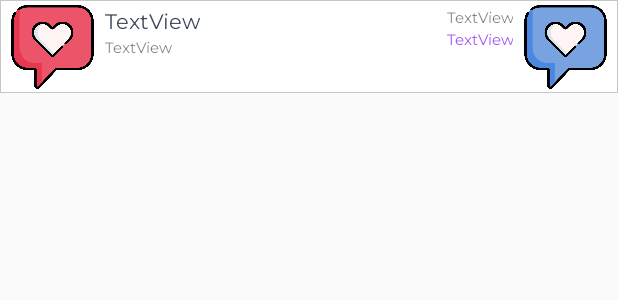
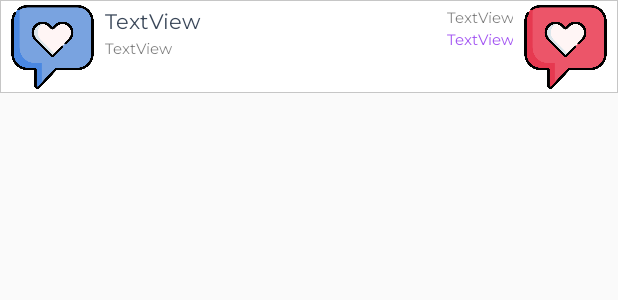
Before and after one commit to xxgift/ClassAttendance, an Android app: the layout list_post.xml on its own in the app's theme, with its tools: preview values and no code run, on a phone screen of 412 x 824 dp. Shown: the top 300 px of the screen. Run offline under Robolectric (Android 15) with nearby library versions, the phone set to English and light mode, and no system bars; Roboto replaces fonts that are not available here.

Commit message:
edit chatroom color

```diff
--- a/app/src/main/java/com/mahidol/classattendance/Adapter/ChatroomAdapter.kt
+++ b/app/src/main/java/com/mahidol/classattendance/Adapter/ChatroomAdapter.kt
@@ -30,14 +30,16 @@ class ChatroomAdapter(
         val icon1 = view.findViewById<ImageView>(R.id.user_ic1)
         val icon2 = view.findViewById<ImageView>(R.id.user_ic2)
         val time = view.findViewById<TextView>(R.id.timePost)
+        val bg = view.findViewById<ImageView>(R.id.post_bg)
         val post = postList[position]
 
         if (post.type == "Teacher") {
             icon2.setImageResource(R.mipmap.ic_teacheravatar)
-            icon1.visibility = View.INVISIBLE
+//            icon1.visibility = View.INVISIBLE
         } else {
-            icon2.visibility = View.INVISIBLE
+//            icon2.visibility = View.INVISIBLE
             icon1.setImageResource(R.mipmap.ic_studentavatar)
+            bg.setImageResource(R.drawable.rectanglegrey)
         }
 
         username.text = "${post.username}"
--- a/app/src/main/java/com/mahidol/classattendance/BodyActivity.kt
+++ b/app/src/main/java/com/mahidol/classattendance/BodyActivity.kt
@@ -29,7 +29,6 @@ import com.mahidol.classattendance.Fragments.*
 import com.mahidol.classattendance.Helper.HTTPHelper
 import com.mahidol.classattendance.Models.SearchModel
 import com.mahidol.classattendance.Models.User
-import com.mahidol.classattendance.Models.currenttype
 import com.mahidol.classattendance.Models.currentuser
 
 
--- a/app/src/main/res/layout/list_post.xml
+++ b/app/src/main/res/layout/list_post.xml
@@ -7,7 +7,7 @@
     android:layout_height="match_parent">
 
     <ImageView
-        android:id="@+id/imageView12"
+        android:id="@+id/post_bg"
         android:layout_width="412dp"
         android:layout_height="62dp"
         android:scaleType="fitXY"
@@ -24,7 +24,7 @@
         android:layout_marginTop="3dp"
         app:layout_constraintEnd_toEndOf="parent"
         app:layout_constraintTop_toTopOf="parent"
-        app:srcCompat="@mipmap/ic_studentlove" />
+        app:srcCompat="@mipmap/ic_teacherlove" />
 
     <ImageView
         android:id="@+id/user_ic2"
@@ -33,7 +33,7 @@
         android:layout_marginTop="3dp"
         app:layout_constraintStart_toStartOf="parent"
         app:layout_constraintTop_toTopOf="parent"
-        app:srcCompat="@mipmap/ic_teacherlove" />
+        app:srcCompat="@mipmap/ic_studentlove" />
 
     <TextView
         android:id="@+id/userName"
--- a/app/src/main/res/values/colors.xml
+++ b/app/src/main/res/values/colors.xml
@@ -11,5 +11,4 @@
     <color name="studenttextcolor">#00317E</color>
     <color name="loginmain">#6BBFBF</color>
     <color name="loginmainlight">#CCEBEB</color>
-
 </resources>
```
Also changed, not shown: app/src/main/res/drawable/rectanglegrey.xml (added, +11 -0 lines).
